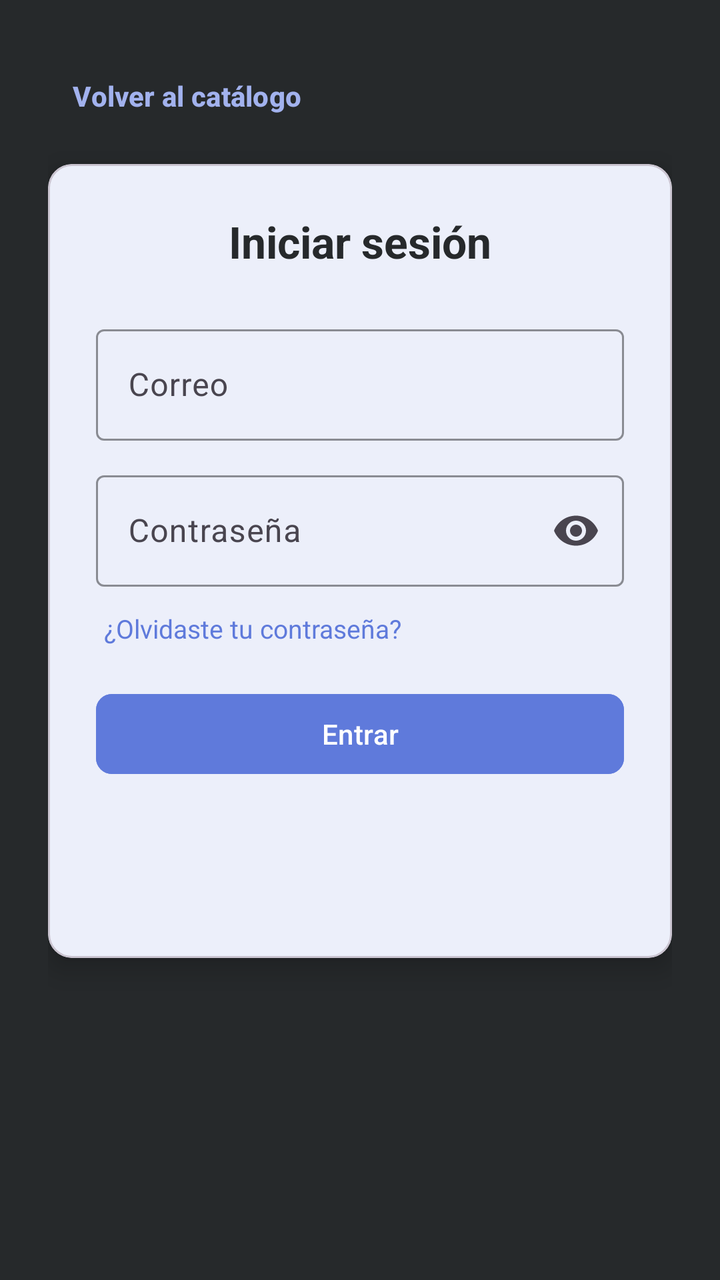
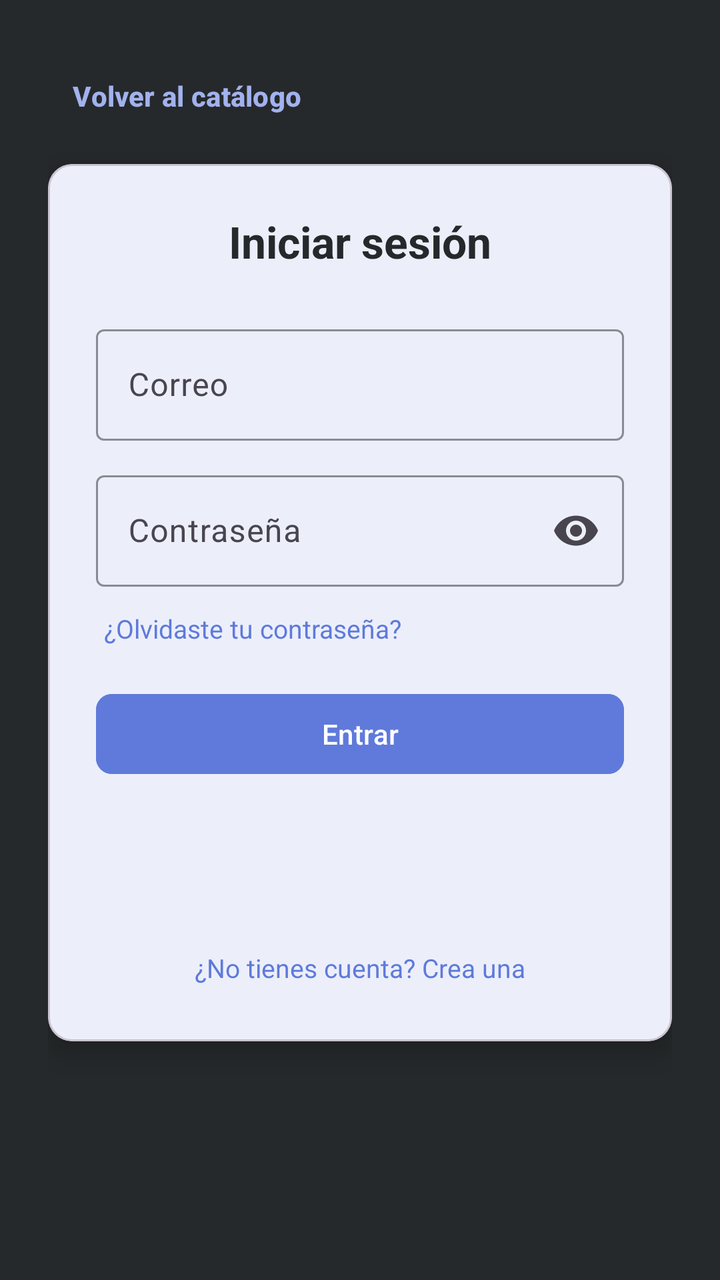

Two renders of the same Android screen: before a commit and after it. Below are the layout's source before the change and the commit's diff.
<!-- AndroidManifest.xml: application theme Theme.CompraSegura -->
<!-- res/layout/activity_login.xml -->
<?xml version="1.0" encoding="utf-8"?>
<ScrollView xmlns:android="http://schemas.android.com/apk/res/android"
    xmlns:app="http://schemas.android.com/apk/res-auto"
    xmlns:tools="http://schemas.android.com/tools"
    android:layout_width="match_parent"
    android:layout_height="match_parent"
    android:background="@color/dark_primary"
    android:fillViewport="true"
    tools:context=".ui.auth.LoginActivity">

    <LinearLayout
        android:layout_width="match_parent"
        android:layout_height="wrap_content"
        android:layout_gravity="center_vertical"
        android:orientation="vertical"
        android:padding="24dp">

        
        <Button
            android:id="@+id/botonVolver"
            style="@style/Widget.Material3.Button.TextButton"
            android:layout_width="wrap_content"
            android:layout_height="wrap_content"
            android:layout_marginBottom="10dp"
            android:text="Volver al catálogo"
            android:textStyle="bold"
            android:textColor="@color/primary_light" />

        
        <com.google.android.material.card.MaterialCardView
            android:layout_width="match_parent"
            android:layout_height="wrap_content"
            app:cardBackgroundColor="@color/white"
            app:cardCornerRadius="12dp"
            app:cardElevation="8dp">

            <LinearLayout
                android:layout_width="match_parent"
                android:layout_height="wrap_content"
                android:orientation="vertical"
                android:padding="24dp">

                <TextView
                    android:layout_width="wrap_content"
                    android:layout_height="wrap_content"
                    android:layout_gravity="center_horizontal"
                    android:text="@string/login_titulo"
                    android:textColor="@color/text_primary"
                    android:textSize="22sp"
                    android:textStyle="bold" />

                <com.google.android.material.textfield.TextInputLayout
                    style="@style/Widget.Material3.TextInputLayout.OutlinedBox"
                    android:layout_width="match_parent"
                    android:layout_height="wrap_content"
                    android:layout_marginTop="24dp"
                    android:hint="@string/login_correo"
                    app:boxStrokeColor="@color/primary"
                    app:hintTextColor="@color/text_secondary">

                    <com.google.android.material.textfield.TextInputEditText
                        android:id="@+id/campoCorreo"
                        android:layout_width="match_parent"
                        android:layout_height="wrap_content"
                        android:autofillHints="emailAddress"
                        android:inputType="textEmailAddress" />
                </com.google.android.material.textfield.TextInputLayout>

                <com.google.android.material.textfield.TextInputLayout
                    style="@style/Widget.Material3.TextInputLayout.OutlinedBox"
                    android:layout_width="match_parent"
                    android:layout_height="wrap_content"
                    android:layout_marginTop="12dp"
                    android:hint="@string/login_password"
                    app:boxStrokeColor="@color/primary"
                    app:hintTextColor="@color/text_secondary"
                    app:endIconMode="password_toggle">

                    <com.google.android.material.textfield.TextInputEditText
                        android:id="@+id/campoPassword"
                        android:layout_width="match_parent"
                        android:layout_height="wrap_content"
                        android:autofillHints="password"
                        android:inputType="textPassword" />
                </com.google.android.material.textfield.TextInputLayout>

                
                <TextView
                    android:id="@+id/botonOlvidePassword"
                    android:layout_width="wrap_content"
                    android:layout_height="wrap_content"
                    android:layout_gravity="start"
                    android:layout_marginTop="8dp"
                    android:text="¿Olvidaste tu contraseña?"
                    android:textColor="@color/primary"
                    android:textSize="13sp"
                    android:padding="4dp"
                    android:clickable="true"
                    android:focusable="true"
                    android:background="?attr/selectableItemBackground" />

                <TextView
                    android:id="@+id/textoError"
                    android:layout_width="match_parent"
                    android:layout_height="wrap_content"
                    android:layout_marginTop="12dp"
                    android:textColor="@color/error"
                    android:visibility="gone" />

                <Button
                    android:id="@+id/botonEntrar"
                    android:layout_width="match_parent"
                    android:layout_height="wrap_content"
                    android:layout_marginTop="16dp"
                    android:text="@string/login_entrar"
                    android:textColor="@color/white"
                    android:backgroundTint="@color/primary"
                    app:cornerRadius="8dp" />

                <ProgressBar
                    android:id="@+id/progreso"
                    android:layout_width="wrap_content"
                    android:layout_height="wrap_content"
                    android:layout_gravity="center_horizontal"
                    android:layout_marginTop="16dp"
                    android:visibility="invisible" />
            </LinearLayout>
        </com.google.android.material.card.MaterialCardView>
    </LinearLayout>
</ScrollView>
<!-- resources referenced by this layout -->
<resources>
  <color name="dark_primary">#26292B</color>
  <color name="error">#E53935</color>
  <color name="primary">#5F7ADB</color>
  <color name="primary_light">#A2B2EE</color>
  <color name="text_primary">#26292B</color>
  <color name="text_secondary">#6B7280</color>
  <color name="white">#FFFFFF</color>
  <string name="login_correo">Correo</string>
  <string name="login_entrar">Entrar</string>
  <string name="login_password">Contraseña</string>
  <string name="login_titulo">Iniciar sesión</string>
  <style name="Theme.CompraSegura" parent="Base.Theme.CompraSegura" />
  <style name="Base.Theme.CompraSegura" parent="Theme.Material3.Light.NoActionBar">
          
          <item name="colorPrimary">@color/primary</item>
          <item name="colorOnPrimary">@color/white</item>
          <item name="colorSecondary">@color/primary_light</item>
          <item name="colorOnSecondary">@color/dark_primary</item>
  
          
          <item name="android:colorBackground">@color/white</item>
          <item name="colorSurface">@color/white</item>
          <item name="colorOnSurface">@color/text_primary</item>
  
          
          <item name="android:statusBarColor">@color/dark_primary</item>
          <item name="android:navigationBarColor">@color/dark_primary</item>
      </style>
</resources>

<!-- the commit's change to res/layout/activity_login.xml (unified diff, before → after) -->
@@ -124,6 +124,20 @@
                     android:layout_gravity="center_horizontal"
                     android:layout_marginTop="16dp"
                     android:visibility="invisible" />
+
+                <TextView
+                    android:id="@+id/botonIrARegistro"
+                    android:layout_width="wrap_content"
+                    android:layout_height="wrap_content"
+                    android:layout_gravity="center_horizontal"
+                    android:layout_marginTop="16dp"
+                    android:text="¿No tienes cuenta? Crea una"
+                    android:textColor="@color/primary"
+                    android:textSize="13sp"
+                    android:padding="4dp"
+                    android:clickable="true"
+                    android:focusable="true"
+                    android:background="?attr/selectableItemBackground" />
             </LinearLayout>
         </com.google.android.material.card.MaterialCardView>
     </LinearLayout>
